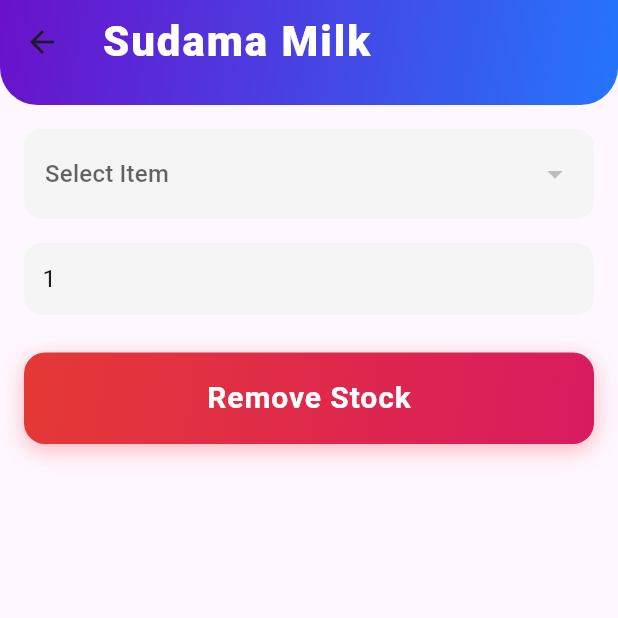
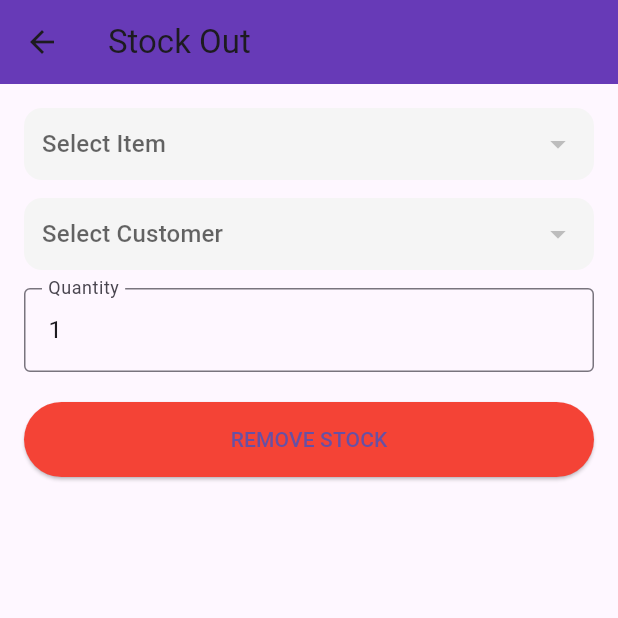
Before and after one commit to umeshsachala/sudama_milk, a Flutter app: the StockOutScreen screen opened directly, on a phone screen of 412 x 824 dp, the top half of it. Run offline on Flutter 3.47's test engine with Material 3 defaults, Android fonts, the phone set to English and light mode, and no system bars; our stand-ins replace cloud_firestore, firebase_auth, firebase_core, google_sign_in, timeago; accounts and stored records are empty.

Commit message:
complate profile and customer detils

```diff
--- a/lib/screens/item_management/stock_out_screen.dart
+++ b/lib/screens/item_management/stock_out_screen.dart
@@ -1,85 +1,3 @@
-// import 'package:flutter/material.dart';
-//
-// class StockOutScreen extends StatefulWidget {
-//   final List products;
-//   final VoidCallback refresh;
-//
-//   const StockOutScreen(this.products, this.refresh, {super.key});
-//
-//   @override
-//   State<StockOutScreen> createState() => _StockOutScreenState();
-// }
-//
-// class _StockOutScreenState extends State<StockOutScreen> {
-//   String? selectedItem;
-//   final TextEditingController qtyController = TextEditingController();
-//
-//   @override
-//   Widget build(BuildContext context) {
-//     return Scaffold(
-//       appBar: AppBar(title: const Text("Stock Out"), backgroundColor: const Color(0xFF6A11CB)),
-//       body: Padding(
-//         padding: const EdgeInsets.all(20),
-//         child: Column(
-//           children: [
-//             DropdownButtonFormField(
-//               decoration: const InputDecoration(border: OutlineInputBorder()),
-//               value: selectedItem,
-//               hint: const Text("Select Item"),
-//               items: widget.products.map((item) {
-//                 return DropdownMenuItem(
-//                   value: item["name"],
-//                   child: Text(item["name"]),
-//                 );
-//               }).toList(),
-//               onChanged: (value) {
-//                 setState(() => selectedItem = value as String?);
-//               },
-//             ),
-//
-//             const SizedBox(height: 20),
-//
-//             TextField(
-//               controller: qtyController,
-//               keyboardType: TextInputType.number,
-//               decoration: const InputDecoration(
-//                 labelText: "Quantity",
-//                 border: OutlineInputBorder(),
-//               ),
-//             ),
-//
-//             const SizedBox(height: 20),
-//
-//             ElevatedButton(
-//               style: ElevatedButton.styleFrom(backgroundColor: const Color(0xFF6A11CB)),
-//               onPressed: () {
-//                 if (selectedItem != null && qtyController.text.isNotEmpty) {
-//                   int qty = int.parse(qtyController.text);
-//                   var product = widget.products.firstWhere((p) => p["name"] == selectedItem);
-//
-//                   if (product["stock"] >= qty) {
-//                     product["stock"] -= qty;
-//                     widget.refresh();
-//                     Navigator.pop(context);
-//                   } else {
-//                     ScaffoldMessenger.of(context).showSnackBar(
-//                       const SnackBar(content: Text("Not enough stock")),
-//                     );
-//                   }
-//                 }
-//               },
-//               child: const Text("Reduce Stock"),
-//             )
-//           ],
-//         ),
-//       ),
-//     );
-//   }
-// }
-
-
-
-
 import 'package:cloud_firestore/cloud_firestore.dart';
 import 'package:flutter/material.dart';
 
@@ -91,235 +9,183 @@ class StockOutScreen extends StatefulWidget {
 }
 
 class _StockOutScreenState extends State<StockOutScreen> {
-  final CollectionReference itemsRef =
-  FirebaseFirestore.instance.collection('items');
-  final CollectionReference txRef =
-  FirebaseFirestore.instance.collection('stock_transactions');
+  final itemsRef = FirebaseFirestore.instance.collection('items');
+  final txRef = FirebaseFirestore.instance.collection('stock_transactions');
+  final customerRef = FirebaseFirestore.instance.collection('customers');
 
-  String? _selectedId;
-  String? _selectedName;
-  final TextEditingController _qtyCtrl = TextEditingController(text: '1');
-  bool _isLoading = false;
+  String? _itemId;
+  String? _itemName;
+
+  String? _customerId;
+  String? _customerName;
+  String? _customerPhone;
+
+  final _qtyCtrl = TextEditingController(text: '1');
+  bool _loading = false;
 
   Future<void> _submit() async {
-    if (_selectedId == null) {
-      ScaffoldMessenger.of(context)
-          .showSnackBar(const SnackBar(content: Text('Select item')));
+    if (_itemId == null || _customerId == null) {
+      ScaffoldMessenger.of(context).showSnackBar(
+        const SnackBar(content: Text('Select item and customer')),
+      );
       return;
     }
 
     final qty = int.tryParse(_qtyCtrl.text) ?? 0;
-    if (qty <= 0) {
+    if (qty <= 0) return;
+
+    setState(() => _loading = true);
+
+    final itemDoc = itemsRef.doc(_itemId);
+    final snap = await itemDoc.get();
+    final stock = snap['stock'] ?? 0;
+
+    if (stock < qty) {
       ScaffoldMessenger.of(context)
-          .showSnackBar(const SnackBar(content: Text('Enter valid qty')));
+          .showSnackBar(const SnackBar(content: Text('Insufficient stock')));
+      setState(() => _loading = false);
       return;
     }
 
-    setState(() => _isLoading = true);
-
-    final docRef = itemsRef.doc(_selectedId);
-
-    try {
-      final snap = await docRef.get();
-      final current = (snap.data() as Map<String, dynamic>)['stock'] ?? 0;
-      final currentInt =
-      (current is int) ? current : int.tryParse(current.toString()) ?? 0;
-
-      if (currentInt < qty) {
-        ScaffoldMessenger.of(context).showSnackBar(
-            const SnackBar(content: Text('Insufficient stock')));
-        setState(() => _isLoading = false);
-        return;
-      }
-
-      await docRef.update({
+    await itemDoc.update({
       'stock': FieldValue.increment(-qty),
       'updatedAt': FieldValue.serverTimestamp(),
     });
 
     await txRef.add({
-        'itemId': _selectedId,
-        'itemName': _selectedName ?? '',
+      'itemId': _itemId,
+      'itemName': _itemName,
       'type': 'out',
       'qty': qty,
+      'customerId': _customerId,
+      'customerName': _customerName,
+      'customerPhone': _customerPhone,
       'timestamp': FieldValue.serverTimestamp(),
     });
 
-      ScaffoldMessenger.of(context)
-          .showSnackBar(const SnackBar(content: Text('Stock removed')));
     Navigator.pop(context);
-    } catch (e) {
-      ScaffoldMessenger.of(context)
-          .showSnackBar(SnackBar(content: Text('Error: $e')));
-    } finally {
-      setState(() => _isLoading = false);
-    }
   }
 
   @override
   Widget build(BuildContext context) {
     return Scaffold(
-      appBar: PreferredSize(
-        preferredSize: const Size.fromHeight(70),
-        child: AppBar(
-          elevation: 0,
-          automaticallyImplyLeading: true,
-          backgroundColor: Colors.transparent,
+      appBar: AppBar(
+        title: const Text("Stock Out"),
+        backgroundColor: Colors.deepPurple,
+      ),
+      body: Padding(
+        padding: const EdgeInsets.all(16),
+        child: Column(
+          children: [
 
-          flexibleSpace: Container(
-            decoration: const BoxDecoration(
-              gradient: LinearGradient(
-                colors: [Color(0xFF6A11CB), Color(0xFF2575FC)],
-                begin: Alignment.topLeft,
-                end: Alignment.bottomRight,
+            /// ITEM DROPDOWN
+            StreamBuilder<QuerySnapshot>(
+              stream: itemsRef.orderBy('name').snapshots(),
+              builder: (_, snap) {
+                if (!snap.hasData) return const CircularProgressIndicator();
+                return _dropdown(
+                  hint: "Select Item",
+                  value: _itemId,
+                  items: snap.data!.docs.map((d) {
+                    final data = d.data() as Map<String, dynamic>;
+                    return DropdownMenuItem(
+                      value: d.id,
+                      child: Text("${data['name']} (Stock ${data['stock']})"),
+                    );
+                  }).toList(),
+                  onChanged: (v) {
+                    final d =
+                    snap.data!.docs.firstWhere((e) => e.id == v);
+                    setState(() {
+                      _itemId = v;
+                      _itemName = d['name'];
+                    });
+                  },
+                );
+              },
             ),
-              borderRadius: BorderRadius.only(
-                bottomLeft: Radius.circular(25),
-                bottomRight: Radius.circular(25),
+
+            const SizedBox(height: 12),
+
+            /// CUSTOMER DROPDOWN
+            StreamBuilder<QuerySnapshot>(
+              stream: customerRef.orderBy('name').snapshots(),
+              builder: (_, snap) {
+                if (!snap.hasData) return const CircularProgressIndicator();
+                return _dropdown(
+                  hint: "Select Customer",
+                  value: _customerId,
+                  items: snap.data!.docs.map((d) {
+                    final data = d.data() as Map<String, dynamic>;
+                    return DropdownMenuItem(
+                      value: d.id,
+                      child: Text("${data['name']} (${data['phone']})"),
+                    );
+                  }).toList(),
+                  onChanged: (v) {
+                    final d =
+                    snap.data!.docs.firstWhere((e) => e.id == v);
+                    setState(() {
+                      _customerId = v;
+                      _customerName = d['name'];
+                      _customerPhone = d['phone'];
+                    });
+                  },
+                );
+              },
             ),
+
+            const SizedBox(height: 12),
+
+            /// QTY
+            TextField(
+              controller: _qtyCtrl,
+              keyboardType: TextInputType.number,
+              decoration: const InputDecoration(
+                labelText: "Quantity",
+                border: OutlineInputBorder(),
               ),
             ),
 
-          titleSpacing: 0,
+            const SizedBox(height: 20),
 
-          title: Row(
-            children: [
-              const SizedBox(width: 12),
-
-              // Title
-              const Text(
-                "Sudama Milk",
-                style: TextStyle(
-                  fontSize: 28,
-                  fontWeight: FontWeight.w800,
-                  letterSpacing: 1.3,
-                  color: Colors.white,
+            /// SUBMIT
+            SizedBox(
+              width: double.infinity,
+              height: 50,
+              child: ElevatedButton(
+                style: ElevatedButton.styleFrom(
+                  backgroundColor: Colors.red,
                 ),
+                onPressed: _loading ? null : _submit,
+                child: const Text("REMOVE STOCK"),
               ),
+            )
           ],
         ),
       ),
-      ),
-
-
-
-      body: Padding(
-        padding: const EdgeInsets.all(16),
-        child: Column(
-          crossAxisAlignment: CrossAxisAlignment.start,
-          children: [
-            // ITEM DROPDOWN (MATCHING DESIGN)
-            StreamBuilder<QuerySnapshot>(
-              stream: itemsRef.orderBy('name').snapshots(),
-              builder: (context, snap) {
-                if (!snap.hasData) {
-                  return const Center(child: CircularProgressIndicator());
+    );
   }
 
-                final docs = snap.data!.docs;
-
+  Widget _dropdown({
+    required String hint,
+    required String? value,
+    required List<DropdownMenuItem<String>> items,
+    required Function(String?) onChanged,
+  }) {
     return Container(
-                  width: double.infinity,
-                  padding: const EdgeInsets.symmetric(
-                    horizontal: 14,
-                    vertical: 6,
-                  ),
+      padding: const EdgeInsets.symmetric(horizontal: 12),
       decoration: BoxDecoration(
         color: Colors.grey.shade100,
         borderRadius: BorderRadius.circular(12),
       ),
       child: DropdownButtonHideUnderline(
         child: DropdownButton<String>(
-                      value: _selectedId,
-                      hint: const Text("Select Item"),
-                      items: docs.map((d) {
-                        final data = d.data() as Map<String, dynamic>;
-                        return DropdownMenuItem(
-                          value: d.id,
-                          child: Text(
-                              "${data['name']} (Stock: ${data['stock'] ?? 0})"),
-                        );
-                      }).toList(),
-                      onChanged: (v) {
-                        final sel = docs.firstWhere((e) => e.id == v);
-                        final data = sel.data() as Map<String, dynamic>;
-
-                        setState(() {
-                          _selectedId = v;
-                          _selectedName = data['name'];
-                        });
-                      },
-                    ),
-                  ),
-                );
-              },
-            ),
-
-            const SizedBox(height: 16),
-
-            // QTY FIELD (NO OUTLINE)
-            Container(
-              padding: const EdgeInsets.symmetric(horizontal: 12),
-              decoration: BoxDecoration(
-                color: Colors.grey.shade100,
-                borderRadius: BorderRadius.circular(12),
-              ),
-              child: TextField(
-                controller: _qtyCtrl,
-                keyboardType: TextInputType.number,
-                decoration: const InputDecoration(
-                  hintText: "Enter Quantity",
-                  border: InputBorder.none,
-                ),
-              ),
-            ),
-
-            const SizedBox(height: 25),
-
-            // REMOVE BUTTON
-            SizedBox(
-              width: double.infinity,
-              child: _isLoading
-                  ? const Center(child: CircularProgressIndicator())
-                  : GestureDetector(
-                onTap: _submit,
-                child: AnimatedContainer(
-                  duration: const Duration(milliseconds: 180),
-                  padding: const EdgeInsets.symmetric(vertical: 16),
-                  decoration: BoxDecoration(
-                    gradient: const LinearGradient(
-                      colors: [
-                        Color(0xFFE53935), // Red shade
-                        Color(0xFFD81B60), // Pinkish red
-                      ],
-                      begin: Alignment.topLeft,
-                      end: Alignment.bottomRight,
-                    ),
-                    borderRadius: BorderRadius.all(Radius.circular(14)),
-                    boxShadow: [
-                      BoxShadow(
-                        color: Colors.redAccent.withOpacity(0.4),
-                        blurRadius: 12,
-                        offset: Offset(0, 4),
-                      ),
-                    ],
-                  ),
-                  child: const Center(
-                    child: Text(
-                      "Remove Stock",
-                      style: TextStyle(
-                        fontSize: 20,
-                        fontWeight: FontWeight.bold,
-                        letterSpacing: 0.6,
-                        color: Colors.white,
-                      ),
-                    ),
-                  ),
-                ),
-              ),
-            )
-
-          ],
+          hint: Text(hint),
+          value: value,
+          items: items,
+          isExpanded: true,
+          onChanged: onChanged,
         ),
       ),
     );
```
Also changed, not shown: lib/screens/add_customer_screen.dart (added, +81 -0 lines), lib/screens/home_screen.dart (+17 -3 lines), lib/screens/item_management/item_detail_screen.dart (+38 -35 lines), lib/screens/profile_screen.dart (added, +90 -0 lines). Lines whose indentation alone changed are shown as unchanged.
